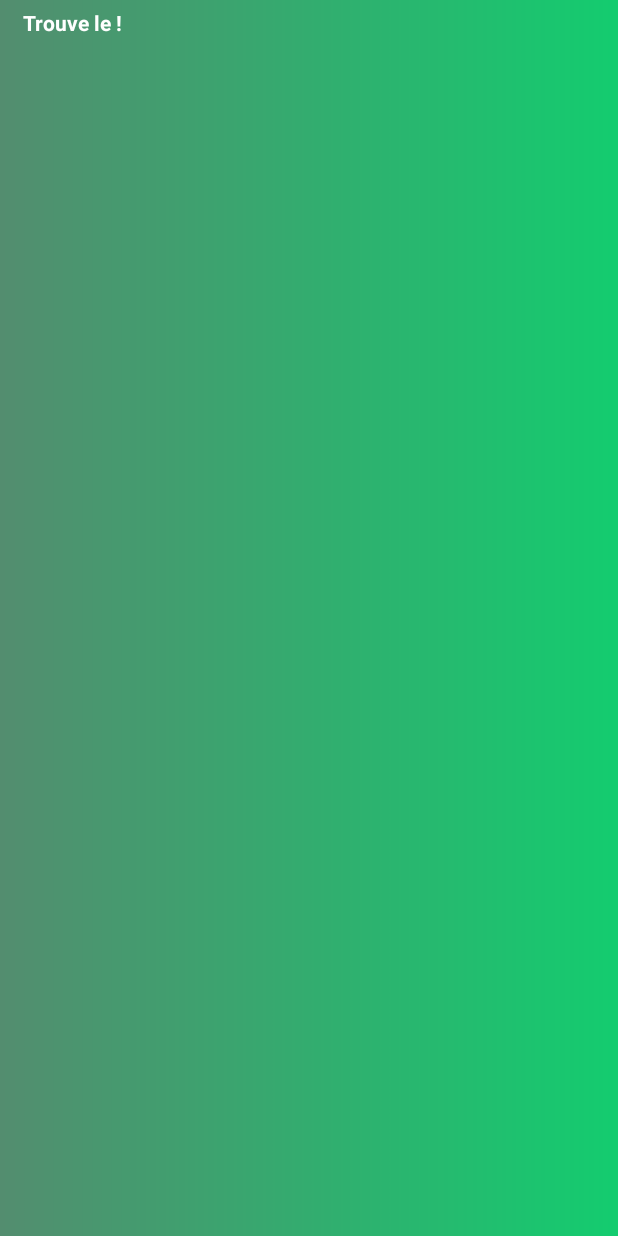
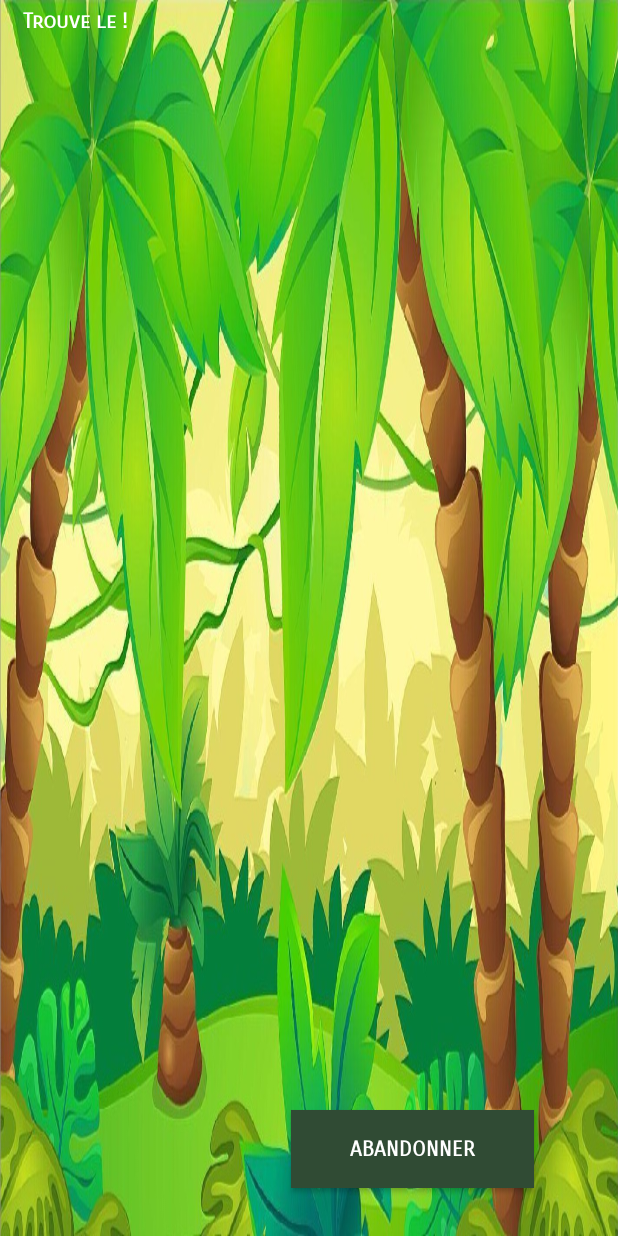
Before and after one commit to dylanMz/ProjetAndroid, an Android app: the fragment TrouveLeActivity shown on its own in the app's theme, on a phone screen of 412 x 824 dp. Run offline under Robolectric (Android 15) with nearby library versions, the phone set to English and light mode, and no system bars.

Commit message:
Commit design

```diff
--- a/app/src/main/res/layout/activity_trouve_le.xml
+++ b/app/src/main/res/layout/activity_trouve_le.xml
@@ -2,19 +2,23 @@
 <android.support.constraint.ConstraintLayout xmlns:android="http://schemas.android.com/apk/res/android"
     xmlns:app="http://schemas.android.com/apk/res-auto"
     xmlns:tools="http://schemas.android.com/tools"
-    android:layout_width="match_parent" android:layout_height="match_parent" android:background="@drawable/fondjeu"
+    android:layout_width="match_parent" android:layout_height="match_parent" android:background="@drawable/backjeu2"
     android:id="@+id/relativeLayout2">
 
     <Button
         android:id="@+id/button_abandonner"
         android:layout_width="162dp"
         android:layout_height="52dp"
-        android:layout_marginStart="50dp"
+        android:layout_marginEnd="56dp"
         android:layout_marginBottom="32dp"
+        android:background="@color/colorPrimaryDark"
+        android:fontFamily="sans-serif-smallcaps"
         android:text="Abandonner"
-        android:visibility="invisible"
+        android:textColor="@android:color/background_light"
+        android:textStyle="bold"
+        android:visibility="visible"
         app:layout_constraintBottom_toBottomOf="parent"
-        app:layout_constraintStart_toStartOf="parent" />
+        app:layout_constraintEnd_toEndOf="parent" />
 
     <ImageView
         android:id="@+id/imageView_persoChercher"
@@ -30,6 +34,7 @@
         android:layout_height="wrap_content"
         android:layout_marginStart="15dp"
         android:layout_marginTop="5dp"
+        android:fontFamily="sans-serif-smallcaps"
         android:text="Trouve le !"
         android:textColor="@android:color/background_light"
         android:textStyle="bold"
@@ -42,6 +47,7 @@
         android:layout_height="50dp"
         android:layout_marginTop="35dp"
         android:layout_marginEnd="19dp"
+        android:fontFamily="sans-serif-smallcaps"
         android:textColor="@android:color/background_light"
         android:textSize="18sp"
         android:textStyle="bold"
@@ -66,6 +72,7 @@
         android:layout_marginStart="8dp"
         android:layout_marginEnd="8dp"
         android:layout_marginBottom="152dp"
+        android:fontFamily="sans-serif-smallcaps"
         android:textColor="@android:color/background_light"
         android:textSize="18sp"
         android:textStyle="bold"
```
Also changed, not shown: app/src/main/res/layout/activity_accueil.xml (+6 -2 lines), app/src/main/res/drawable/bacjeu1.jpg (deleted), app/src/main/res/drawable/backfag.png (deleted), app/src/main/res/drawable/background_trouvele.png (deleted), app/src/main/res/drawable/backgroundnature.png (deleted), app/src/main/res/drawable/backjeu2.jpg (added), app/src/main/res/drawable/backjeu3.jpg (added).
